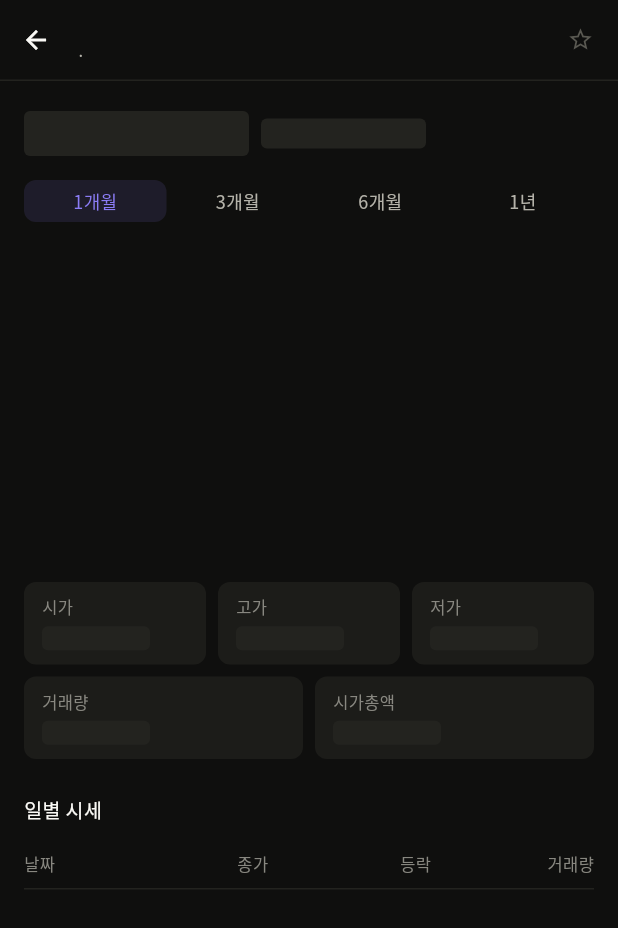
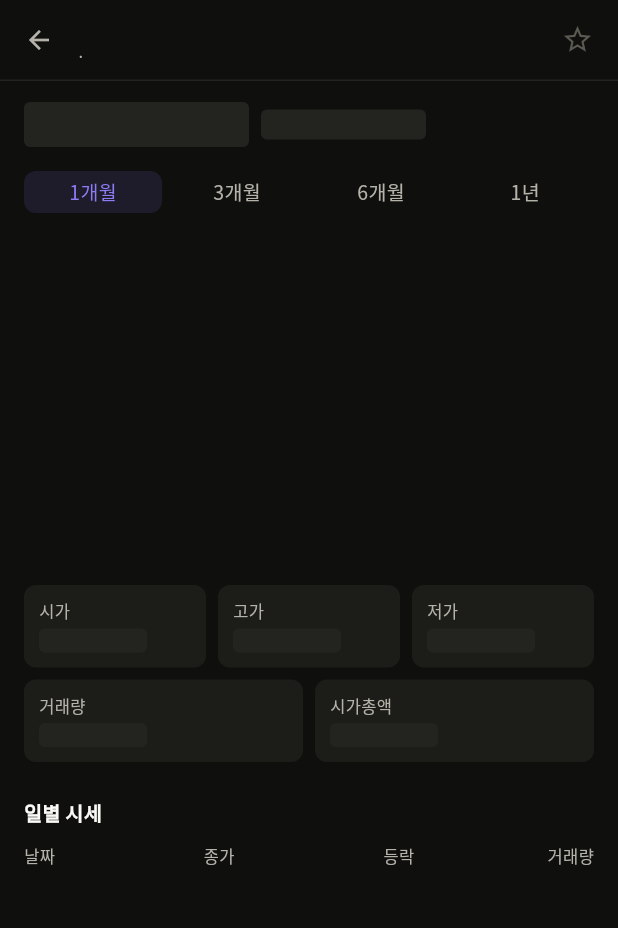
Before and after one commit to HA-SEUNG-JEONG/edencrew-assignment, a Flutter app: the DetailScreen screen opened directly with empty values, on a phone screen of 412 x 824 dp. Shown: the top 928 px of the screen. Run offline on Flutter 3.47's test engine with Material 3 defaults, Android fonts, the phone set to English and light mode, and no system bars; network calls fail.

Commit message:
fix: 종목상세 여백·정렬·서체를 시안 실측값에 맞춤
- 일별 시세 표: 날짜 칸을 글자 폭으로 두고 나머지 세 칸이 남은 폭을
  균등히 나누도록 변경. 고정 flex 는 시안의 컬럼 위치와 어긋났다
- 구분선을 행 아래에서 위로 옮겨 헤더 행 아래에 선이 겹치지 않게 한다
- 등락 화살표를 숫자와 한 Text 로 합쳐 시안처럼 한 덩어리로 보이게 한다
- 뒤로가기 버튼 탭 영역 44 를 유지하면서 종목명 시작점을 시안과 맞춘다
- 요약 카드·기간 탭·헤더의 여백과 서체 굵기를 실측값으로 교체

Co-Authored-By: Claude Opus 5 (1M context) <noreply@anthropic.com>
Claude-Session: https://claude.ai/code/session_01WSB3YMwtQK4qBu7k36egGJ

```diff
--- a/lib/ui/detail_screen.dart
+++ b/lib/ui/detail_screen.dart
@@ -70,6 +70,8 @@ class _DetailScreenState extends State<DetailScreen> {
     return Scaffold(
       body: SafeArea(
         child: ListView.builder(
+          // 마지막 행 아래 여백. 시안의 본문 하단 패딩이다
+          padding: EdgeInsets.only(bottom: context.dimens.space4),
           // 머리 블록 전체가 0번 항목, 그 뒤가 일별 시세 행
           itemCount: _prices.length + 1,
           itemBuilder: (BuildContext context, int index) {
@@ -83,12 +85,12 @@ class _DetailScreenState extends State<DetailScreen> {
                 Padding(
                   padding: EdgeInsets.symmetric(
                     horizontal: context.dimens.space4,
-                    vertical: context.dimens.space5,
+                    vertical: context.dimens.space6,
                   ),
                   // 로딩 중에도 높이를 유지해 아래 요소가 튀지 않게 한다
                   child: _loading
                       ? const SizedBox(
-                          height: 152,
+                          height: 200,
                           child: Center(child: CircularProgressIndicator()),
                         )
                       : CandleChart(prices: _prices),
@@ -117,8 +119,8 @@ class _DetailHeader extends StatelessWidget {
 
     return Container(
       height: 54,
-      // 별 아이콘이 자체 여백을 갖고 있어 우측 패딩은 그만큼 뺀다
-      padding: EdgeInsets.only(right: dimens.space2),
+      // 좌우 아이콘이 모두 자체 여백을 갖고 있어 그만큼 뺀다
+      padding: EdgeInsets.only(left: dimens.space1, right: dimens.space2),
       decoration: BoxDecoration(
         border: Border(
           bottom: BorderSide(
@@ -131,16 +133,24 @@ class _DetailHeader extends StatelessWidget {
         children: <Widget>[
           IconButton(
             onPressed: () => Navigator.pop(context),
+            // 시안의 아이콘 박스는 20 이지만 탭 영역은 44 로 남긴다.
+            // 좌측 패딩 4 + 44 = 48 이 시안의 종목명 시작점과 맞는다
+            padding: EdgeInsets.zero,
+            constraints: const BoxConstraints(minWidth: 44, minHeight: 44),
+            style: IconButton.styleFrom(
+              tapTargetSize: MaterialTapTargetSize.shrinkWrap,
+            ),
             icon: Icon(
               Icons.arrow_back,
               size: dimens.iconMd,
-              color: colors.textPrimary,
+              color: colors.textSecondary,
             ),
           ),
           Expanded(
             child: Column(
               mainAxisAlignment: MainAxisAlignment.center,
               crossAxisAlignment: CrossAxisAlignment.start,
+              spacing: 1,
               children: <Widget>[
                 Text(
                   stock.name,
@@ -167,6 +177,7 @@ class _DetailHeader extends StatelessWidget {
           ),
           StarButton(
             active: state.isFavorite(stock.symbol),
+            size: 22,
             onTap: () =>
                 showFavoriteToast(context, state.toggleFavorite(stock)),
           ),
@@ -190,7 +201,7 @@ class _PriceBlock extends StatelessWidget {
     return Padding(
       padding: EdgeInsets.fromLTRB(
         dimens.space4,
-        dimens.space5,
+        14,
         dimens.space4,
         dimens.space4,
       ),
@@ -204,6 +215,7 @@ class _PriceBlock extends StatelessWidget {
             )
           : Row(
               crossAxisAlignment: CrossAxisAlignment.center,
+              spacing: dimens.space2,
               children: <Widget>[
                 Text(
                   formatNumber(quote.price),
@@ -213,27 +225,16 @@ class _PriceBlock extends StatelessWidget {
                     fontWeight: AppTypography.bold,
                   ),
                 ),
-                SizedBox(width: dimens.space3),
-                // 방향은 화살표가 말해주므로 숫자에는 부호를 붙이지 않는다
-                if (quote.change != 0)
-                  Padding(
-                    padding: EdgeInsets.only(right: dimens.space1),
-                    child: Text(
-                      quote.change > 0 ? '▲' : '▼',
-                      style: TextStyle(
-                        color: priceColor(context, quote.change),
-                        fontSize: 15,
-                        fontWeight: AppTypography.bold,
-                      ),
-                    ),
-                  ),
+                // 시안은 화살표까지 한 덩어리다. 방향은 화살표가 말해주므로
+                // 숫자에는 부호를 붙이지 않는다
                 Text(
+                  '${_arrowOf(quote.change)}'
                   '${formatNumber(quote.change.abs())} '
                   '(${formatRate(quote.changeRate)})',
                   style: TextStyle(
                     color: priceColor(context, quote.change),
                     fontSize: 15,
-                    fontWeight: AppTypography.bold,
+                    fontWeight: AppTypography.medium,
                   ),
                 ),
               ],
@@ -241,6 +242,12 @@ class _PriceBlock extends StatelessWidget {
     );
   }
 }
+
+String _arrowOf(int change) => change > 0
+    ? '\u25b2 '
+    : change < 0
+    ? '\u25bc '
+    : '';
 
 class _SummaryGrid extends StatelessWidget {
   const _SummaryGrid({required this.quote});
@@ -309,7 +316,8 @@ class _SummaryCard extends StatelessWidget {
     return Expanded(
       child: Container(
         height: 55,
-        padding: EdgeInsets.symmetric(horizontal: dimens.space3),
+        // 시안 실측 10. space 토큰에 10 이 없다
+        padding: const EdgeInsets.symmetric(horizontal: 10),
         decoration: BoxDecoration(
           color: colors.surfaceSunken,
           borderRadius: BorderRadius.circular(dimens.radiusMd),
@@ -321,12 +329,13 @@ class _SummaryCard extends StatelessWidget {
             Text(
               label,
               style: TextStyle(
-                color: colors.textTertiary,
+                color: colors.textSecondary,
                 fontSize: 11,
                 fontWeight: AppTypography.regular,
               ),
             ),
-            SizedBox(height: dimens.space1),
+            // 시안 실측 3. space 토큰에 3 이 없다
+            const SizedBox(height: 3),
             if (value == null)
               const SkeletonBox(width: 72, height: 16)
             else
@@ -365,7 +374,7 @@ class _DailyHeader extends StatelessWidget {
             dimens.space4,
             dimens.space6,
             dimens.space4,
-            dimens.space3,
+            dimens.space1,
           ),
           child: Row(
             children: <Widget>[
@@ -374,7 +383,7 @@ class _DailyHeader extends StatelessWidget {
                 style: TextStyle(
                   color: colors.textPrimary,
                   fontSize: 13,
-                  fontWeight: AppTypography.medium,
+                  fontWeight: AppTypography.bold,
                 ),
               ),
               if (loading) ...<Widget>[
@@ -393,7 +402,9 @@ class _DailyHeader extends StatelessWidget {
         ),
         DailyTableRow(
           cells: const <String>['날짜', '종가', '등락', '거래량'],
-          color: colors.textTertiary,
+          color: colors.textSecondary,
+          // 구분선은 데이터 행 위에만 온다
+          showBorder: false,
         ),
       ],
     );
@@ -424,7 +435,9 @@ class _DailyRow extends StatelessWidget {
   }
 }
 
-// 표 헤더와 본문이 같은 컬럼 폭을 써야 해서 한 위젯으로 둔다
+// 표 헤더와 본문이 같은 규칙으로 컬럼을 나눠야 해서 한 위젯으로 둔다.
+// 날짜 칸은 시안대로 글자 폭을 쓰므로 헤더('날짜')와 본문('09.11')의 폭이
+// 달라 가운데 두 칸의 우측 끝이 약 4 어긋난다 — 시안도 같은 구조다
 class DailyTableRow extends StatelessWidget {
   const DailyTableRow({
     super.key,
@@ -432,14 +445,26 @@ class DailyTableRow extends StatelessWidget {
     required this.color,
     this.closeColor,
     this.changeColor,
+    this.showBorder = true,
   });
-
-  static const List<int> _flex = <int>[3, 3, 4, 4];
 
   final List<String> cells;
   final Color color;
   final Color? closeColor;
   final Color? changeColor;
+  final bool showBorder;
+
+  Widget _cell(int i, Color color, Alignment alignment) => Align(
+    alignment: alignment,
+    child: Text(
+      cells[i],
+      style: TextStyle(
+        color: color,
+        fontSize: 11,
+        fontWeight: AppTypography.regular,
+      ),
+    ),
+  );
 
   @override
   Widget build(BuildContext context) {
@@ -457,33 +482,24 @@ class DailyTableRow extends StatelessWidget {
       child: Container(
         height: 32,
         decoration: BoxDecoration(
-          border: Border(
-            bottom: BorderSide(
-              color: colors.borderSubtle,
-              width: dimens.borderHairline,
-            ),
-          ),
+          border: showBorder
+              ? Border(
+                  top: BorderSide(
+                    color: colors.borderSubtle,
+                    width: dimens.borderHairline,
+                  ),
+                )
+              : null,
         ),
         child: Row(
+          spacing: dimens.space2,
           children: <Widget>[
+            // 날짜는 글자 폭만 쓰고, 나머지 세 칸이 남은 폭을 균등히 나눈다
             for (int i = 0; i < cells.length; i++)
-              Expanded(
-                flex: _flex[i],
-                child: Align(
-                  // 날짜만 좌측, 나머지는 우측 정렬
-                  alignment: i == 0
-                      ? Alignment.centerLeft
-                      : Alignment.centerRight,
-                  child: Text(
-                    cells[i],
-                    style: TextStyle(
-                      color: colorsOf[i],
-                      fontSize: 11,
-                      fontWeight: AppTypography.regular,
-                    ),
-                  ),
-                ),
-              ),
+              if (i == 0)
+                _cell(i, colorsOf[i], Alignment.centerLeft)
+              else
+                Expanded(child: _cell(i, colorsOf[i], Alignment.centerRight)),
           ],
         ),
       ),
@@ -505,6 +521,7 @@ class _PeriodTabs extends StatelessWidget {
     return Padding(
       padding: EdgeInsets.symmetric(horizontal: dimens.space4),
       child: Row(
+        spacing: dimens.space1,
         children: <Widget>[
           for (final Period period in Period.values)
             Expanded(
@@ -524,10 +541,8 @@ class _PeriodTabs extends StatelessWidget {
                       color: period == selected
                           ? colors.accentDefault
                           : colors.textSecondary,
-                      fontSize: 12,
-                      fontWeight: period == selected
-                          ? AppTypography.medium
-                          : AppTypography.regular,
+                      fontSize: 13,
+                      fontWeight: AppTypography.regular,
                     ),
                   ),
                 ),
```
